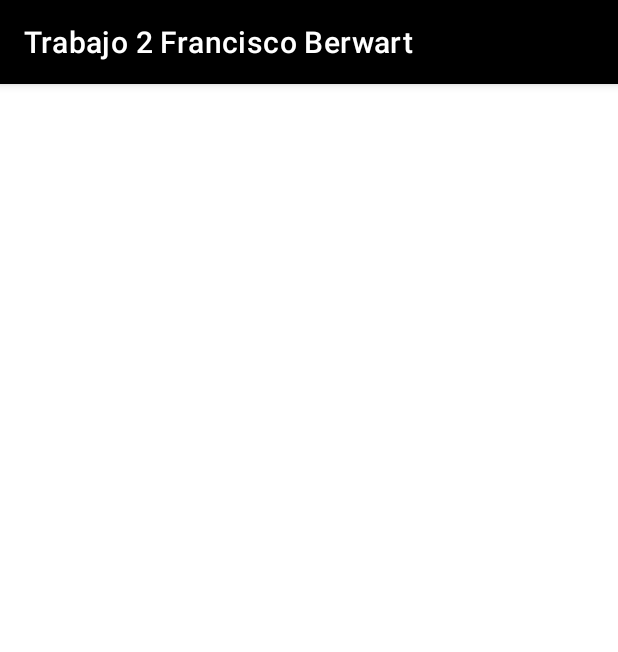
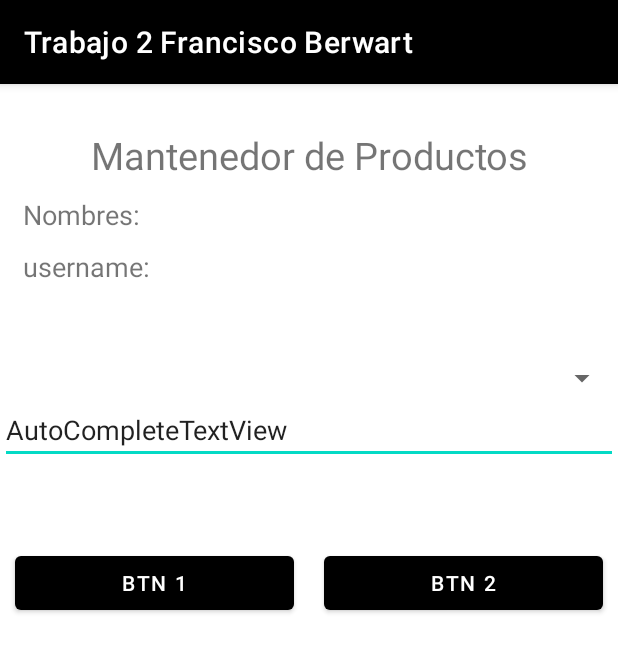
Before and after one commit to Panchober27/Trabajo2-AppMoviles, an Android app: the Producto screen opened directly, with no data from a screen before it, on a phone screen of 412 x 824 dp. Shown: the top 652 px of the screen. Run offline under Robolectric (Android 15) with nearby library versions, the phone set to English and light mode, and no system bars.

Commit message:
Avanzo Mas jiiji

```diff
--- a/app/src/main/java/com/example/trabajo2_appmoviles_francisco_berwart/Producto.java
+++ b/app/src/main/java/com/example/trabajo2_appmoviles_francisco_berwart/Producto.java
@@ -3,19 +3,49 @@ package com.example.trabajo2_appmoviles_francisco_berwart;
 import androidx.appcompat.app.AppCompatActivity;
 
 import android.os.Bundle;
+import android.widget.AutoCompleteTextView;
+import android.widget.Spinner;
+import android.widget.Toast;
 
 public class Producto extends AppCompatActivity {
+
+    private Spinner spinProds;
+    private AutoCompleteTextView autoProds;
 
     @Override
     protected void onCreate(Bundle savedInstanceState) {
         super.onCreate(savedInstanceState);
         setContentView(R.layout.activity_producto);
-
+        // Inicializaciones
+        inits();
+        Toast.makeText(this, "Ahora viene agregar solo datos de prueba :=)", Toast.LENGTH_LONG).show();
     }
 
 
     // Metodo de Inicializaciones
-    private void inits(){
+    private void inits() {
+        // Colocar codigo de imagen de actionBar.
+        // Seria choro hacer esto desde Validaciones :)
+
+        spinProds = findViewById(R.id.spinProds);
+        autoProds = findViewById(R.id.autoProds);
+
 
     }
+
+    /**
+     * Metodo de carga de los Bundles.
+     * Las keys desde MainActivity (El login).
+     * traer datos: username y nombres del usuario.
+     */
+    private void chargeBundles(){
+        Bundle b = getIntent().getExtras();
+        if(b != null){
+            String userName = String.valueOf(b.get("keyUserName"));
+            String userData = String.valueOf(b.get("keyData"));
+
+
+
+        }
+    }
 }
--- a/app/src/main/res/layout/activity_producto.xml
+++ b/app/src/main/res/layout/activity_producto.xml
@@ -7,4 +7,86 @@
     android:orientation="vertical"
     tools:context=".Producto">
 
+    <!--
+        LY de titulo e imagen.
+    -->
+    <LinearLayout
+        android:layout_width="match_parent"
+        android:layout_height="wrap_content"
+        android:layout_marginTop="30dp"
+        android:orientation="vertical">
+
+        <TextView
+            android:layout_width="match_parent"
+            android:layout_height="wrap_content"
+            android:text="Mantenedor de Productos"
+            android:textAlignment="center"
+            android:textSize="25dp"></TextView>
+
+        <TextView
+            android:layout_width="match_parent"
+            android:layout_height="wrap_content"
+            android:layout_marginLeft="15dp"
+            android:layout_marginVertical="10dp"
+            android:text="Nombres: "
+            android:textAlignment="textStart"
+            android:textSize="18dp">
+
+        </TextView>
+
+
+        <TextView
+            android:layout_width="match_parent"
+            android:layout_height="wrap_content"
+            android:layout_marginLeft="15dp"
+            android:text="username: "
+            android:textAlignment="textStart"
+            android:textSize="18dp">
+
+        </TextView>
+
+
+    </LinearLayout>
+
+
+    <Spinner
+        android:id="@+id/spinProds"
+        android:layout_width="match_parent"
+        android:layout_height="wrap_content"
+        android:layout_marginTop="50dp" />
+
+    <AutoCompleteTextView
+        android:id="@+id/autoProds"
+        android:layout_width="match_parent"
+        android:layout_height="wrap_content"
+        android:text="AutoCompleteTextView" />
+
+
+    <!--
+        LY de futuros botones.
+    -->
+    <LinearLayout
+        android:layout_width="match_parent"
+        android:layout_height="wrap_content"
+        android:layout_marginTop="55dp"
+        android:orientation="horizontal">
+
+        <Button
+            android:layout_width="match_parent"
+            android:layout_height="wrap_content"
+            android:layout_marginHorizontal="10dp"
+            android:layout_weight="1"
+            android:text="btn 1"></Button>
+
+        <Button
+            android:layout_width="match_parent"
+            android:layout_height="wrap_content"
+            android:layout_marginHorizontal="10dp"
+            android:layout_weight="1"
+            android:text="btn 2"></Button>
+
+
+    </LinearLayout>
+
+
 </LinearLayout>
```
